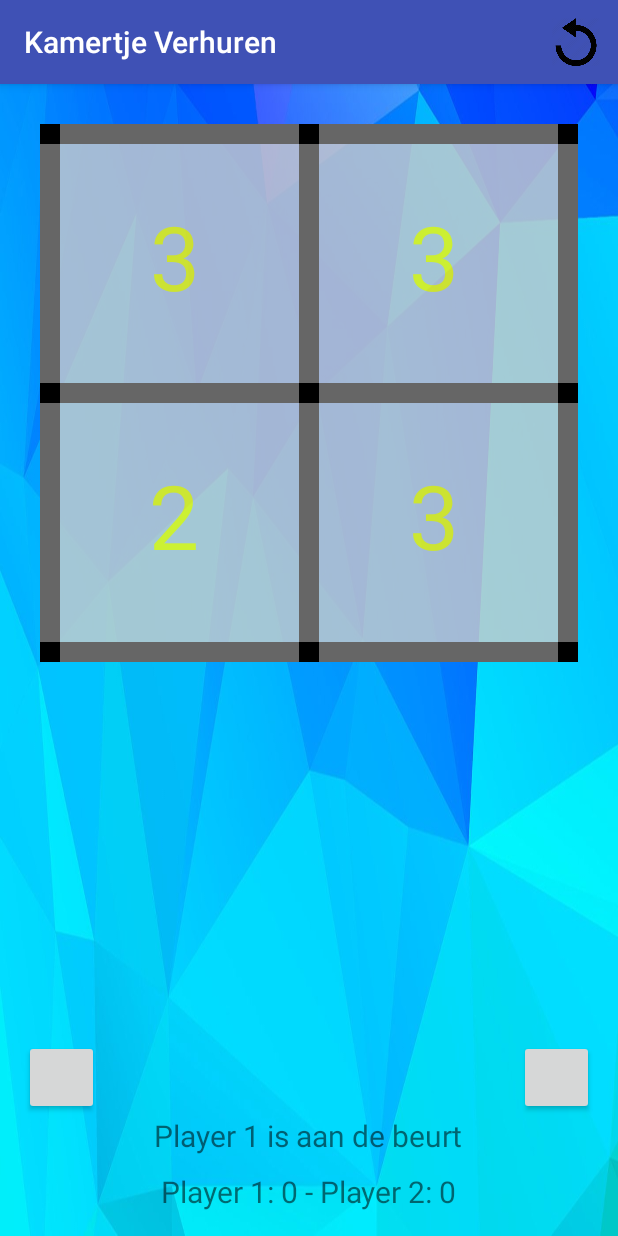
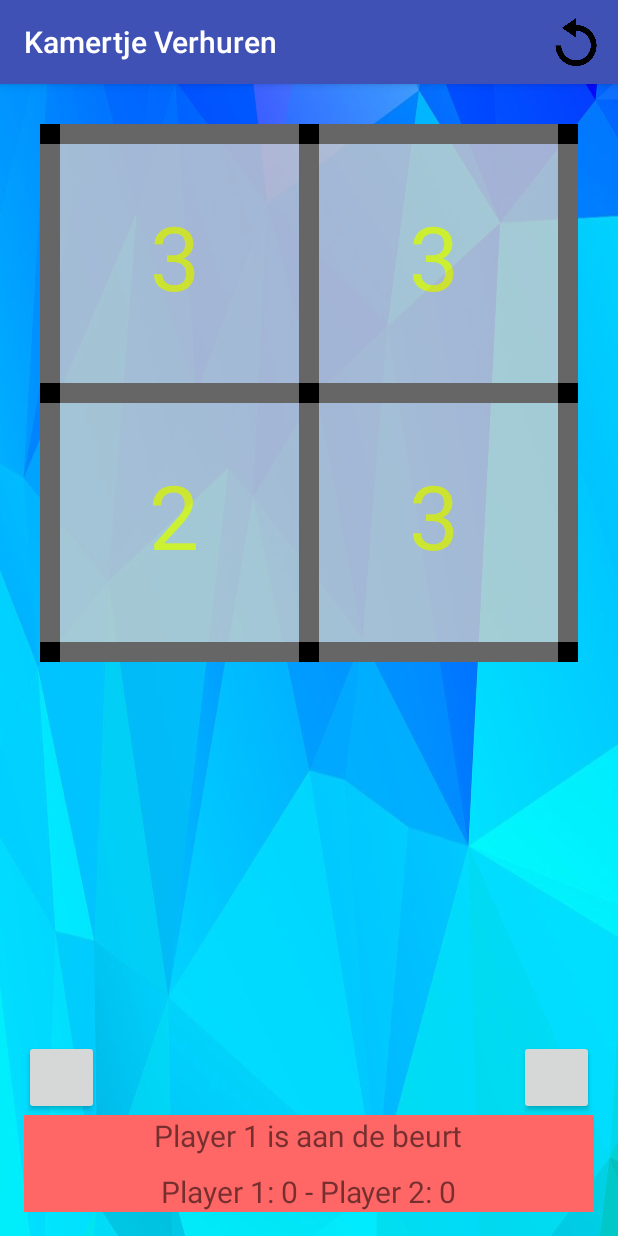
Before and after one commit to rickvanw/2015-2016-Project-Speelveld, an Android app: the screen it shows after launch (GameActivity), on a phone screen of 412 x 824 dp. Run offline under Robolectric (Android 15) with nearby library versions, the phone set to English and light mode, and no system bars.

Commit message:
een speler weet nu beter of hij/zij aan de beurt is

```diff
--- a/app/src/main/java/nl/saxion/groep2/speelveld/kamertjeverhuren/GameActivity.java
+++ b/app/src/main/java/nl/saxion/groep2/speelveld/kamertjeverhuren/GameActivity.java
@@ -13,6 +13,7 @@ import android.view.View;
 import android.view.ViewGroup;
 import android.widget.Button;
 import android.widget.Chronometer;
+import android.widget.LinearLayout;
 import android.widget.TextView;
 
 import java.util.ArrayList;
@@ -33,11 +34,14 @@ public class GameActivity extends AppCompatActivity implements LineView.Callback
     private CountDownTimer countDownTimer;
     int secondsLeft = 0;
     private Chronometer chronometer;
+    private LinearLayout llGameInfo;
 
     @Override
     protected void onCreate(Bundle savedInstanceState) {
         super.onCreate(savedInstanceState);
         setContentView(R.layout.activity_game);
+
+        llGameInfo = (LinearLayout) findViewById(R.id.linearlayout_game);
 
         // Get lowest screen width or height to create a square
         DisplayMetrics metrics = new DisplayMetrics();
@@ -91,6 +95,7 @@ public class GameActivity extends AppCompatActivity implements LineView.Callback
 
         textCurrentPlayer.setText("Player " + GameModel.getInstance().getCurrentPlayer().getPlayerNumber() + " is aan de beurt");
         setTextPlayerScore();
+
         // Draw boxes
         drawBoxes();
 
@@ -110,6 +115,8 @@ public class GameActivity extends AppCompatActivity implements LineView.Callback
         initGameTimer();
 
         checkIfPowerUpButtonShouldBeActive();
+
+        llGameInfo.setBackgroundColor(GameModel.getInstance().getCurrentPlayer().getBoxColor());
     }
 
     public void initCountDownTimer() {
@@ -330,14 +337,15 @@ public class GameActivity extends AppCompatActivity implements LineView.Callback
                 buttonPlaceBomb.setAlpha(1);
             }
         }
-
     }
 
     private void switchPlayer() {
         if (GameModel.getInstance().getCurrentPlayer().equals(GameModel.getInstance().getPlayer1())) {
             GameModel.getInstance().setCurrentPlayer(GameModel.getInstance().getPlayer2());
+            llGameInfo.setBackgroundColor(GameModel.getInstance().getCurrentPlayer().getBoxColor());
         } else if (GameModel.getInstance().getCurrentPlayer().equals(GameModel.getInstance().getPlayer2())) {
             GameModel.getInstance().setCurrentPlayer(GameModel.getInstance().getPlayer1());
+            llGameInfo.setBackgroundColor(GameModel.getInstance().getCurrentPlayer().getBoxColor());
         }
         // The powerups will be deactivated when the players will switch
         GameModel.getInstance().getCurrentPlayer().setPowerUpTakeBoxActive(false);
@@ -352,14 +360,12 @@ public class GameActivity extends AppCompatActivity implements LineView.Callback
         String endTime = "" + chronometer.getText();
         //set eindtime
         GameModel.getInstance().setEndTime(endTime);
-
     }
 
     void showDialog() {
         DialogFragment newFragment = new Options();
         newFragment.show(getSupportFragmentManager(), "dialog");
     }
-
 
     @Override
     public boolean onCreateOptionsMenu(Menu menu) {
--- a/app/src/main/res/layout/activity_game.xml
+++ b/app/src/main/res/layout/activity_game.xml
@@ -16,7 +16,7 @@
         android:layout_alignParentBottom="true"
         android:layout_alignParentEnd="true"
         android:orientation="vertical"
-        android:id="@+id/linearLayout">
+        android:id="@+id/linearlayout_game">
 
         <TextView
             android:id="@+id/txt_player"
@@ -42,14 +42,14 @@
         android:textAppearance="?android:attr/textAppearanceMedium"
         android:text=""
         android:id="@+id/textViewTimer"
-        android:layout_above="@+id/linearLayout"
+        android:layout_above="@+id/linearlayout_game"
         android:layout_centerHorizontal="true" />
 
     <Chronometer
         android:layout_width="wrap_content"
         android:layout_height="wrap_content"
         android:id="@+id/chronometer"
-        android:layout_above="@+id/linearLayout"
+        android:layout_above="@+id/linearlayout_game"
         android:layout_alignParentStart="true" />
 
 
```
